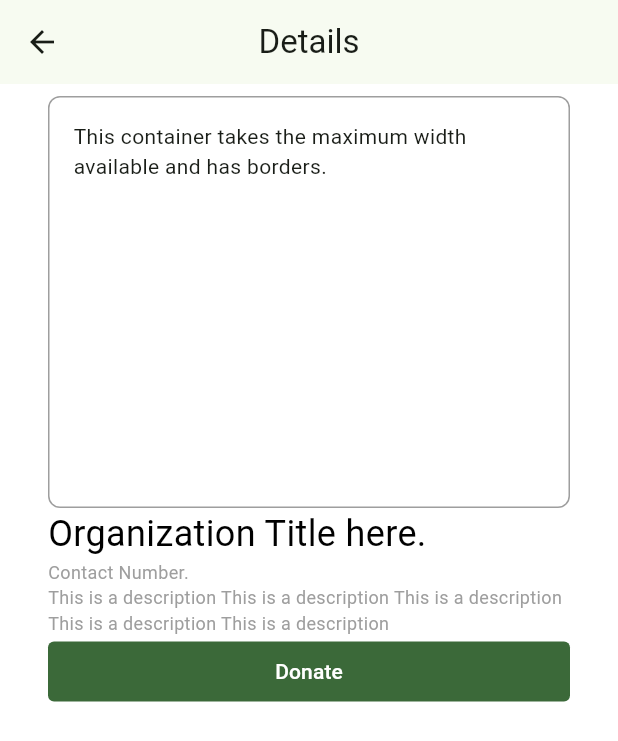
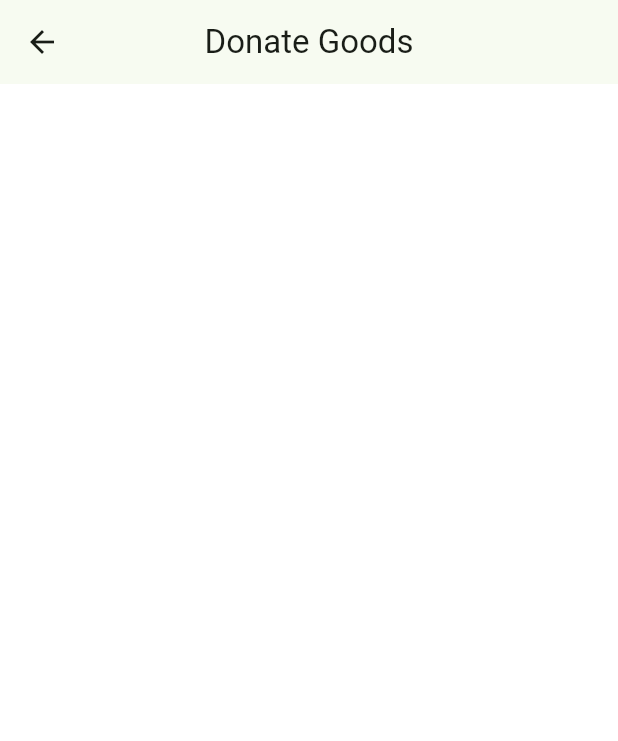
Before and after one commit to amtw123456/Elbi-Donation-System-CMSC23-Project, a Flutter app: the OrganizationDonationDetailsPage screen opened directly, after a tap on "Donate", on a phone screen of 412 x 824 dp. Shown: the top 741 px of the screen. Run offline on Flutter 3.47's test engine with Material 3 defaults, Android fonts, the phone set to English and light mode, and no system bars.

Commit message:
feat: added donate goods page

```diff
--- a/elbi_donation_app/lib/views/user_views/user_donate_goods_page.dart
+++ b/elbi_donation_app/lib/views/user_views/user_donate_goods_page.dart
@@ -0,0 +1,31 @@
+import 'package:flutter/material.dart';
+
+class DonateGoodsPage extends StatefulWidget {
+  const DonateGoodsPage({super.key});
+
+  @override
+  State<DonateGoodsPage> createState() => _DonateGoodsPageState();
+}
+
+class _DonateGoodsPageState extends State<DonateGoodsPage> {
+  @override
+  Widget build(BuildContext context) {
+    final screenHeight = MediaQuery.of(context).size.height;
+    return Scaffold(
+      backgroundColor: Colors.white,
+      appBar: AppBar(
+        centerTitle: true, // Add this line to center the title
+        title: Text("Donate Goods"),
+      ),
+      body: Padding(
+        padding: const EdgeInsets.symmetric(
+            horizontal: 32.0,
+            vertical: 8.0), // Adjust the horizontal padding as needed
+        child: Column(
+          crossAxisAlignment: CrossAxisAlignment.start,
+          children: [],
+        ),
+      ),
+    );
+  }
+}
--- a/elbi_donation_app/lib/views/user_views/user_organization_donation_details_page.dart
+++ b/elbi_donation_app/lib/views/user_views/user_organization_donation_details_page.dart
@@ -1,4 +1,5 @@
 import 'package:flutter/material.dart';
+import 'package:elbi_donation_app/views/user_views/user_donate_goods_page.dart';
 
 class OrganizationDonationDetailsPage extends StatefulWidget {
   const OrganizationDonationDetailsPage({super.key});
@@ -68,7 +69,13 @@ class _OrganizationDonationDetailsPageState
                     style: OutlinedButton.styleFrom(
                         shape: RoundedRectangleBorder(
                             borderRadius: BorderRadius.circular(4))),
-                    onPressed: () {},
+                    onPressed: () {
+                      Navigator.of(context).push(
+                        MaterialPageRoute(
+                          builder: (context) => const DonateGoodsPage(),
+                        ),
+                      );
+                    },
                     child: const Text('Donate'))),
           ],
         ),
```
